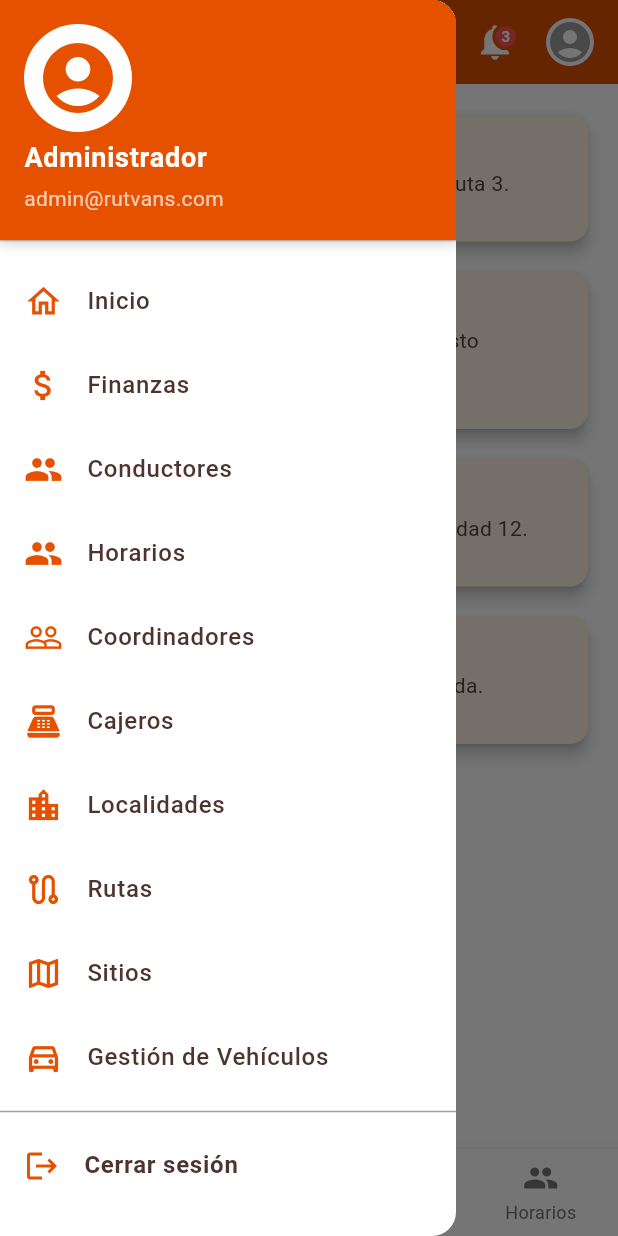
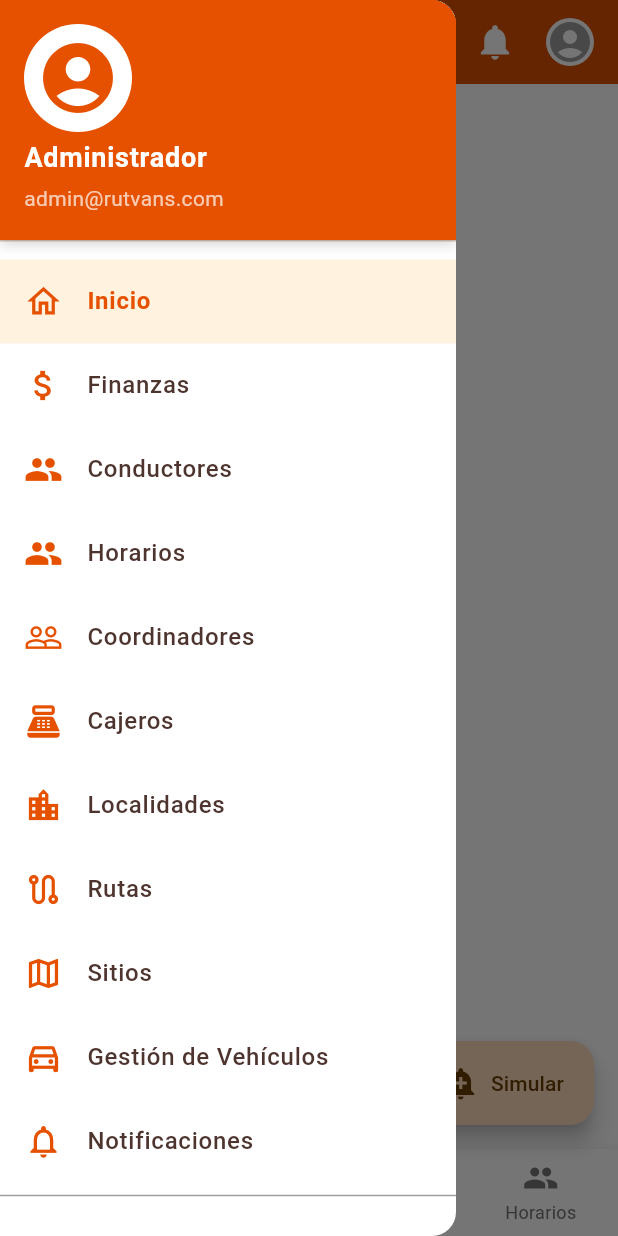
Before and after one commit to AlekeiG0/RutVansApp, a Flutter app: the NotificacionesPage screen opened directly, with the side drawer open, on a phone screen of 412 x 824 dp. Run offline on Flutter 3.47's test engine with Material 3 defaults, Android fonts, the phone set to English and light mode, and no system bars; our stand-ins replace camera, connectivity_plus, fl_chart, flutter_map, image_picker, latlong2 and 3 more; missing offline and left inert: crop_your_image, excel; accounts and stored records are empty; network calls fail.

Commit message:
Actualizaciones varias en la rama zuleimy

```diff
--- a/lib/main.dart
+++ b/lib/main.dart
@@ -1,5 +1,6 @@
 import 'package:flutter/material.dart';
 import 'package:shared_preferences/shared_preferences.dart';
+import 'services/notification_service.dart';
 import 'package:connectivity_plus/connectivity_plus.dart';
 import 'package:http/http.dart' as http;
 import 'dart:convert';
@@ -7,8 +8,10 @@ import 'dart:convert';
 import 'login.dart';
 import 'pages/home_page.dart';
 
-void main() {
+void main() async {
   WidgetsFlutterBinding.ensureInitialized();
+  // Inicializar NotificationService una vez al inicio de la app
+  await NotificationService().init();
   runApp(const MyApp());
 }
 
--- /dev/null
+++ b/lib/models/notification_model.dart
@@ -0,0 +1,44 @@
+import 'dart:convert';
+
+class NotificationModel {
+  final String id;
+  final String titulo;
+  final String mensaje;
+  final String tipo;
+  final DateTime fecha;
+  bool leido;
+
+  NotificationModel({
+    required this.id,
+    required this.titulo,
+    required this.mensaje,
+    required this.tipo,
+    required this.fecha,
+    this.leido = false,
+  });
+
+  factory NotificationModel.fromJson(Map<String, dynamic> json) {
+    return NotificationModel(
+      id: json['id'].toString(),
+      titulo: json['titulo'] ?? '',
+      mensaje: json['mensaje'] ?? '',
+      tipo: json['tipo'] ?? 'info',
+      fecha: DateTime.tryParse(json['fecha'].toString()) ?? DateTime.now(),
+      leido: json['leido'] == true,
+    );
+  }
+
+  Map<String, dynamic> toJson() {
+    return {
+      'id': id,
+      'titulo': titulo,
+      'mensaje': mensaje,
+      'tipo': tipo,
+      'fecha': fecha.toIso8601String(),
+      'leido': leido,
+    };
+  }
+
+  @override
+  String toString() => jsonEncode(toJson());
+}
--- a/lib/pages/NotificacionesPage.dart
+++ b/lib/pages/NotificacionesPage.dart
@@ -1,37 +1,24 @@
 import 'package:flutter/material.dart';
-import '../widgets/App_Scaffold.dart';
+import '../widgets/app_scaffold.dart';
+import '../services/notification_service.dart';
+import '../models/notification_model.dart';
+import 'package:uuid/uuid.dart';
 
-class NotificacionesPage extends StatelessWidget {
+class NotificacionesPage extends StatefulWidget {
   const NotificacionesPage({super.key});
 
   @override
-  Widget build(BuildContext context) {
-    final List<Map<String, String>> notificaciones = [
-      {
-        'titulo': 'Conductor asignado',
-        'mensaje': 'Juan Perez ha sido asignado a la ruta 3.',
-        'fecha': '27/05/2025',
-        'tipo': 'info',
-      },
-      {
-        'titulo': 'Pago confirmado',
-        'mensaje': 'Se ha confirmado el pago de Ernesto Martín.',
-        'fecha': '26/05/2025',
-        'tipo': 'pago',
-      },
-      {
-        'titulo': 'Incidencia reportada',
-        'mensaje': 'Se reportó una incidencia en la unidad 12.',
-        'fecha': '25/05/2025',
-        'tipo': 'alerta',
-      },
-      {
-        'titulo': 'Ruta actualizada',
-        'mensaje': 'La ruta Maxcanú ha sido actualizada.',
-        'fecha': '24/05/2025',
-        'tipo': 'info',
-      },
-    ];
+  State<NotificacionesPage> createState() => _NotificacionesPageState();
+}
+
+class _NotificacionesPageState extends State<NotificacionesPage> {
+  final NotificationService _service = NotificationService();
+  final Uuid _uuid = const Uuid();
+
+  @override
+  void initState() {
+    super.initState();
+  }
 
   Icon _iconoPorTipo(String tipo) {
     switch (tipo) {
@@ -45,44 +32,110 @@ class NotificacionesPage extends StatelessWidget {
     }
   }
 
+  void _simularNotificacion() async {
+    final n = NotificationModel(
+      id: _uuid.v4(),
+      titulo: 'Recordatorio de viaje',
+      mensaje: 'Tu turno empieza en 30 minutos.',
+      tipo: 'info',
+      fecha: DateTime.now(),
+    );
+    await _service.add(n);
+  }
+
+  @override
+  Widget build(BuildContext context) {
     return AppScaffold(
+      currentIndex: 0,
+      currentDrawerIndex: 0,
+      appBarTitle: 'Notificaciones',
+      floatingActionButton: FloatingActionButton.extended(
+        onPressed: _simularNotificacion,
+        icon: const Icon(Icons.add_alert),
+        label: const Text('Simular'),
+      ),
+      body: StreamBuilder<List<NotificationModel>>(
+        stream: _service.stream,
+        initialData: _service.snapshot,
+        builder: (context, snapshot) {
+          final list = snapshot.data ?? [];
+          if (list.isEmpty) {
+            return Center(
+              child: Column(
+                mainAxisSize: MainAxisSize.min,
+                children: [
+                  const Icon(Icons.notifications_off, size: 64, color: Colors.grey),
+                  const SizedBox(height: 12),
+                  const Text('No hay notificaciones', style: TextStyle(fontSize: 16)),
+                  const SizedBox(height: 8),
+                  ElevatedButton(
+                    onPressed: () => _service.clear(),
+                    child: const Text('Limpiar'),
+                  )
+                ],
+              ),
+            );
+          }
 
-      body: ListView.separated(
+          return Padding(
             padding: const EdgeInsets.all(16),
-        itemCount: notificaciones.length,
+            child: Column(
+              children: [
+                Row(
+                  mainAxisAlignment: MainAxisAlignment.end,
+                  children: [
+                    TextButton(
+                      onPressed: () => _service.markAllRead(),
+                      child: const Text('Marcar todas como leídas'),
+                    ),
+                    const SizedBox(width: 8),
+                    TextButton(
+                      onPressed: () => _service.clear(),
+                      child: const Text('Borrar todo'),
+                    ),
+                  ],
+                ),
+                const SizedBox(height: 8),
+                Expanded(
+                  child: ListView.separated(
+                    itemCount: list.length,
                     separatorBuilder: (_, __) => const SizedBox(height: 12),
                     itemBuilder: (context, index) {
-          final noti = notificaciones[index];
+                      final noti = list[index];
                       return Card(
                         elevation: 4,
-            shape: RoundedRectangleBorder(
-              borderRadius: BorderRadius.circular(12),
-            ),
+                        shape: RoundedRectangleBorder(borderRadius: BorderRadius.circular(12)),
                         child: ListTile(
-              leading: _iconoPorTipo(noti['tipo']!),
+                          leading: _iconoPorTipo(noti.tipo),
                           title: Text(
-                noti['titulo']!,
-                style: const TextStyle(
-                  fontWeight: FontWeight.bold,
-                  fontSize: 16,
-                ),
+                            noti.titulo,
+                            style: TextStyle(fontWeight: FontWeight.bold, fontSize: 16, color: noti.leido ? Colors.grey : Colors.black),
                           ),
                           subtitle: Column(
                             crossAxisAlignment: CrossAxisAlignment.start,
                             children: [
                               const SizedBox(height: 4),
-                  Text(
-                    noti['mensaje']!,
-                    style: const TextStyle(fontSize: 14),
-                  ),
+                              Text(noti.mensaje, style: const TextStyle(fontSize: 14)),
                               const SizedBox(height: 4),
                               Text(
-                    noti['fecha']!,
+                                '${noti.fecha.day}/${noti.fecha.month}/${noti.fecha.year} ${noti.fecha.hour.toString().padLeft(2, '0')}:${noti.fecha.minute.toString().padLeft(2, '0')}',
                                 style: TextStyle(fontSize: 12, color: Colors.grey[600]),
                               ),
                             ],
                           ),
+                          trailing: noti.leido
+                              ? const Icon(Icons.done_all, color: Colors.green)
+                              : TextButton(
+                                  onPressed: () => _service.markRead(noti.id),
+                                  child: const Text('Marcar leída'),
+                                ),
                           isThreeLine: true,
+                        ),
+                      );
+                    },
+                  ),
+                ),
+              ],
             ),
           );
         },
--- a/lib/widgets/app_scaffold.dart
+++ b/lib/widgets/app_scaffold.dart
@@ -1,6 +1,9 @@
 import 'package:flutter/material.dart';
 import 'package:mobil_rutvans/pages/Horarios/horarios.dart';
 import 'package:shared_preferences/shared_preferences.dart';
+import '../services/notification_service.dart';
+import '../models/notification_model.dart';
+import 'dart:async';
 
 import '../login.dart';
 import '../pages/Cajeros/cashier_page.dart';
@@ -13,7 +16,7 @@ import '../pages/Locations/lista_sites_page.dart';
 import '../pages/NotificacionesPage.dart';
 import '../pages/UsuarioPage.dart';
 import '../pages/home_page.dart';
-import '../pages/Horarios/horarios.dart';
+// ...existing imports...
 import '../pages/unidades_page.dart';
 import '../services/auth_service.dart';
 import '../services/usuario_service.dart';
@@ -54,11 +57,26 @@ class _AppScaffoldState extends State<AppScaffold> {
   final Color drawerTextColor = const Color(0xFF4E342E); // marrón oscuro suave para texto
   final Color drawerIconColor = const Color(0xFFE65100); // naranja oscuro para iconos
   final Color dividerColor = Colors.grey.shade300;
+  int _unreadCount = 0;
+  StreamSubscription<List<NotificationModel>>? _notifSub;
 
   @override
   void initState() {
     super.initState();
     _cargarDatosUsuario();
+    // Inicializar servicio de notificaciones y suscripción para badge
+    NotificationService().init().then((_) {
+      _notifSub = NotificationService().stream.listen((list) {
+        final unread = list.where((n) => !n.leido).length;
+        setState(() => _unreadCount = unread);
+      });
+    });
+  }
+
+  @override
+  void dispose() {
+    _notifSub?.cancel();
+    super.dispose();
   }
 
   Future<void> _cargarDatosUsuario() async {
@@ -202,6 +220,7 @@ class _AppScaffoldState extends State<AppScaffold> {
               clipBehavior: Clip.none,
               children: [
                 const Icon(Icons.notifications, color: Colors.white, size: 28),
+                if (_unreadCount > 0)
                   Positioned(
                     right: -2,
                     top: -2,
@@ -213,10 +232,10 @@ class _AppScaffoldState extends State<AppScaffold> {
                         border: Border.all(color: primaryColor, width: 2),
                       ),
                       constraints: const BoxConstraints(minWidth: 16, minHeight: 16),
-                    child: const Center(
+                      child: Center(
                         child: Text(
-                        '3',
-                        style: TextStyle(
+                          _unreadCount > 99 ? '99+' : '$_unreadCount',
+                          style: const TextStyle(
                             color: Colors.white,
                             fontSize: 10,
                             fontWeight: FontWeight.bold,
@@ -301,6 +320,7 @@ class _AppScaffoldState extends State<AppScaffold> {
                 _buildDrawerItem(context, Icons.route_outlined, 'Rutas', 7, const RutasPage()),
                 _buildDrawerItem(context, Icons.map_outlined, 'Sitios', 8, const ListaSitesPage()),
                 _buildDrawerItem(context, Icons.directions_car_filled_outlined, 'Gestión de Vehículos', 9, const UnitsPage()),
+                _buildDrawerItem(context, Icons.notifications_outlined, 'Notificaciones', 10, const NotificacionesPage(), badgeCount: _unreadCount),
                 const Divider(color: Colors.grey),
                 ListTile(
                   leading: Icon(Icons.logout, color: drawerIconColor),
@@ -364,7 +384,7 @@ class _AppScaffoldState extends State<AppScaffold> {
     );
   }
 
-  Widget _buildDrawerItem(BuildContext context, IconData icon, String label, int index, Widget page) {
+  Widget _buildDrawerItem(BuildContext context, IconData icon, String label, int index, Widget page, {int badgeCount = 0}) {
     final selected = index == widget.currentDrawerIndex;
 
     return Container(
@@ -386,6 +406,16 @@ class _AppScaffoldState extends State<AppScaffold> {
             Navigator.push(context, MaterialPageRoute(builder: (_) => page));
           }
         },
+        trailing: badgeCount > 0
+            ? Container(
+                padding: const EdgeInsets.symmetric(horizontal: 8, vertical: 4),
+                decoration: BoxDecoration(color: Colors.redAccent, borderRadius: BorderRadius.circular(12)),
+                child: Text(
+                  badgeCount > 99 ? '99+' : '$badgeCount',
+                  style: const TextStyle(color: Colors.white, fontSize: 12, fontWeight: FontWeight.bold),
+                ),
+              )
+            : null,
       ),
     );
   }
```
Also changed, not shown: lib/pages/Finanzas/repo_ventas.dart (+4 -4 lines), lib/services/Driver_services.dart (+33 -0 lines), lib/services/notification_service.dart (added, +85 -0 lines), pubspec.yaml (+13 -15 lines), pubspec.lock. Lines whose indentation alone changed are shown as unchanged.
